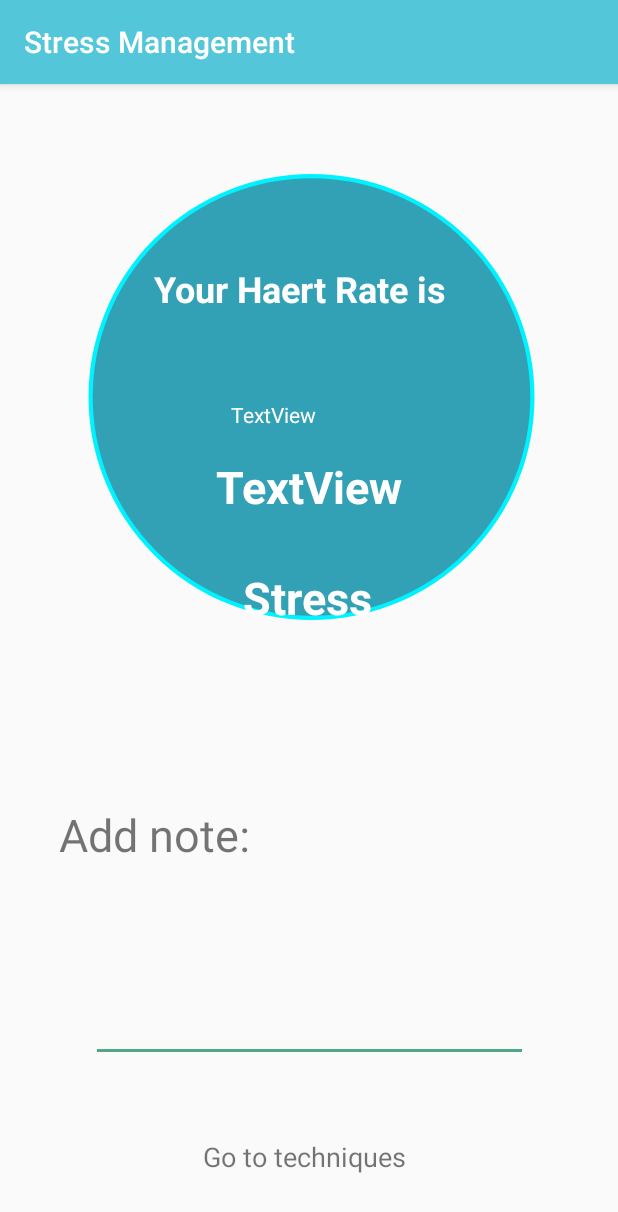
After one commit to nourah01/RivChat, an Android app: the measurementres screen opened directly, with no data from a screen before it, on a phone screen of 412 x 824 dp. The commit adds this screen. Shown: the top 1212 px of the screen. Run offline under Robolectric (Android 15) with nearby library versions, the phone set to English and light mode, and no system bars.

Commit message:
History and techniqus page (not completed) and measurement result (not completed)

```diff
--- a/app/build.gradle
+++ b/app/build.gradle
@@ -9,7 +9,7 @@ android {
             storePassword '123456a@'
         }
     }
-    compileSdkVersion 24
+    compileSdkVersion 26
     buildToolsVersion '26.0.2'
     defaultConfig {
         applicationId 'com.hieuapp.rivchat'
@@ -53,7 +53,7 @@ dependencies {
     implementation 'com.google.firebase:firebase-core:11.8.0'
     implementation 'com.google.firebase:firebase-database:11.8.0'
     implementation 'com.google.firebase:firebase-auth:11.8.0'
-    compile 'com.android.support:design:24.2.1'
+    compile 'com.android.support:design:26.1.0'
     //compile 'com.google.firebase:firebase-core:9.8.0'
     //compile 'com.google.firebase:firebase-database:9.8.0'
     //compile 'com.google.firebase:firebase-auth:9.8.0'
--- a/app/src/main/AndroidManifest.xml
+++ b/app/src/main/AndroidManifest.xml
@@ -26,7 +26,7 @@
             <intent-filter>
                 <action android:name="android.intent.action.MAIN" />
 
-                 <category android:name="android.intent.category.LAUNCHER" />
+                <category android:name="android.intent.category.LAUNCHER" />
             </intent-filter>
         </activity>
         <activity
@@ -47,7 +47,8 @@
             android:exported="false"
             android:persistent="true" />
 
-
+        <activity android:name=".ui.technique" />
+        <activity android:name=".ui.measurementres"></activity>
     </application>
 
 </manifest>
--- /dev/null
+++ b/app/src/main/java/com/android/rivchat/ui/measurementres.java
@@ -0,0 +1,31 @@
+package com.android.rivchat.ui;
+
+import android.content.Intent;
+import android.support.v7.app.AppCompatActivity;
+import android.os.Bundle;
+import android.view.View;
+import android.widget.TextView;
+
+import com.android.rivchat.MainActivity;
+import com.android.rivchat.R;
+import com.android.rivchat.data.historyDB;
+
+public class measurementres extends AppCompatActivity {
+
+    @Override
+    protected void onCreate(Bundle savedInstanceState) {
+        super.onCreate(savedInstanceState);
+        setContentView(R.layout.activity_measurementres);
+
+        TextView TV = (TextView) findViewById(R.id.textView3);
+
+        TV.setOnClickListener(new View.OnClickListener() {
+            @Override
+            public void onClick(View v) {
+                startActivity(new Intent(measurementres.this, technique.class));
+                measurementres.this.finish();}
+        });
+    }
+
+
+}
--- /dev/null
+++ b/app/src/main/res/layout/activity_measurementres.xml
@@ -0,0 +1,153 @@
+<?xml version="1.0" encoding="utf-8"?>
+<android.support.constraint.ConstraintLayout
+    xmlns:android="http://schemas.android.com/apk/res/android"
+    xmlns:app="http://schemas.android.com/apk/res-auto"
+    xmlns:tools="http://schemas.android.com/tools"
+    android:layout_width="match_parent"
+    android:layout_height="match_parent">
+
+    <ImageView
+        android:id="@+id/imageView"
+        android:layout_width="355dp"
+        android:layout_height="297dp"
+        android:layout_marginBottom="8dp"
+        android:layout_marginEnd="8dp"
+        android:layout_marginStart="8dp"
+        android:layout_marginTop="8dp"
+        app:layout_constraintBottom_toBottomOf="parent"
+        app:layout_constraintEnd_toEndOf="parent"
+        app:layout_constraintHorizontal_bias="0.538"
+        app:layout_constraintStart_toStartOf="parent"
+        app:layout_constraintTop_toTopOf="parent"
+        app:layout_constraintVertical_bias="0.114"
+        app:srcCompat="@drawable/circle_background" />
+
+    <TextView
+        android:id="@+id/textView"
+        android:layout_width="207dp"
+        android:layout_height="53dp"
+        android:layout_marginBottom="8dp"
+        android:layout_marginEnd="8dp"
+        android:layout_marginStart="8dp"
+        android:layout_marginTop="8dp"
+        android:text="Your Haert Rate is"
+        android:textAppearance="@style/TextAppearance.AppCompat.Headline"
+        android:textColor="@color/common_google_signin_btn_text_dark_default"
+        android:textSize="24sp"
+        android:textStyle="bold"
+        app:layout_constraintBottom_toBottomOf="parent"
+        app:layout_constraintEnd_toEndOf="parent"
+        app:layout_constraintHorizontal_bias="0.503"
+        app:layout_constraintStart_toStartOf="parent"
+        app:layout_constraintTop_toTopOf="parent"
+        app:layout_constraintVertical_bias="0.16" />
+
+    <TextView
+        android:id="@+id/textView2"
+        android:layout_width="104dp"
+        android:layout_height="25dp"
+        android:layout_marginBottom="8dp"
+        android:layout_marginEnd="8dp"
+        android:layout_marginStart="8dp"
+        android:layout_marginTop="8dp"
+        android:text="TextView"
+        android:textColor="@color/common_google_signin_btn_text_dark_default"
+        app:layout_constraintBottom_toBottomOf="parent"
+        app:layout_constraintEnd_toEndOf="parent"
+        app:layout_constraintStart_toStartOf="parent"
+        app:layout_constraintTop_toTopOf="parent"
+        app:layout_constraintVertical_bias="0.279" />
+
+    <TextView
+        android:id="@+id/textView3"
+        android:layout_width="142dp"
+        android:layout_height="33dp"
+        android:layout_marginBottom="8dp"
+        android:layout_marginEnd="8dp"
+        android:layout_marginStart="8dp"
+        android:layout_marginTop="8dp"
+        android:onClick="techniques"
+        android:text="Go to techniques"
+        android:textSize="18sp"
+        app:layout_constraintBottom_toBottomOf="parent"
+        app:layout_constraintEnd_toEndOf="parent"
+        app:layout_constraintStart_toStartOf="parent"
+        app:layout_constraintTop_toTopOf="parent"
+        app:layout_constraintVertical_bias="0.967" />
+
+    <TextView
+        android:id="@+id/textView4"
+        android:layout_width="wrap_content"
+        android:layout_height="wrap_content"
+        android:layout_marginBottom="8dp"
+        android:layout_marginEnd="8dp"
+        android:layout_marginStart="8dp"
+        android:layout_marginTop="8dp"
+        android:text="TextView"
+        android:textColor="@color/common_google_signin_btn_text_dark_default"
+        android:textSize="30sp"
+        android:textStyle="bold"
+        app:layout_constraintBottom_toBottomOf="parent"
+        app:layout_constraintEnd_toEndOf="parent"
+        app:layout_constraintHorizontal_bias="0.502"
+        app:layout_constraintStart_toStartOf="parent"
+        app:layout_constraintTop_toTopOf="parent"
+        app:layout_constraintVertical_bias="0.337" />
+
+    <TextView
+        android:id="@+id/textView5"
+        android:layout_width="88dp"
+        android:layout_height="34dp"
+        android:layout_marginBottom="8dp"
+        android:layout_marginEnd="8dp"
+        android:layout_marginStart="8dp"
+        android:layout_marginTop="8dp"
+        android:text="Stress"
+        android:textColor="@color/colorIndivateTab"
+        android:textSize="30sp"
+        android:textStyle="bold"
+        app:layout_constraintBottom_toBottomOf="parent"
+        app:layout_constraintEnd_toEndOf="parent"
+        app:layout_constraintStart_toStartOf="parent"
+        app:layout_constraintTop_toTopOf="parent"
+        app:layout_constraintVertical_bias="0.437" />
+
+    <TextView
+        android:id="@+id/textView6"
+        android:layout_width="192dp"
+        android:layout_height="40dp"
+        android:layout_marginBottom="8dp"
+        android:layout_marginEnd="8dp"
+        android:layout_marginStart="8dp"
+        android:layout_marginTop="8dp"
+        android:text="Add note:"
+        android:textSize="30sp"
+        app:layout_constraintBottom_toBottomOf="parent"
+        app:layout_constraintEnd_toEndOf="parent"
+        app:layout_constraintHorizontal_bias="0.153"
+        app:layout_constraintStart_toStartOf="parent"
+        app:layout_constraintTop_toTopOf="parent"
+        app:layout_constraintVertical_bias="0.663"
+        tools:ignore="MissingConstraints" />
+
+    <EditText
+        android:id="@+id/editText2"
+        style="@style/Widget.AppCompat.AutoCompleteTextView"
+        android:layout_width="291dp"
+        android:layout_height="98dp"
+        android:layout_marginBottom="8dp"
+        android:layout_marginEnd="8dp"
+        android:layout_marginStart="8dp"
+        android:layout_marginTop="8dp"
+        android:autoSizeMaxTextSize="@dimen/activity_vertical_margin"
+        android:ems="10"
+        android:inputType="textMultiLine|textShortMessage|textLongMessage"
+        android:scrollX="@dimen/text_size"
+        app:layout_constraintBottom_toBottomOf="parent"
+        app:layout_constraintEnd_toEndOf="parent"
+        app:layout_constraintHorizontal_bias="0.503"
+        app:layout_constraintStart_toStartOf="parent"
+        app:layout_constraintTop_toTopOf="parent"
+        app:layout_constraintVertical_bias="0.835" />
+
+</android.support.constraint.ConstraintLayout>
```
Also changed, not shown: app/src/main/java/com/android/rivchat/ui/technique.java (added, +14 -0 lines), app/src/main/res/layout/activity_technique.xml (added, +51 -0 lines), app/src/main/res/layout/fragment_group.xml (+135 -1 lines).
